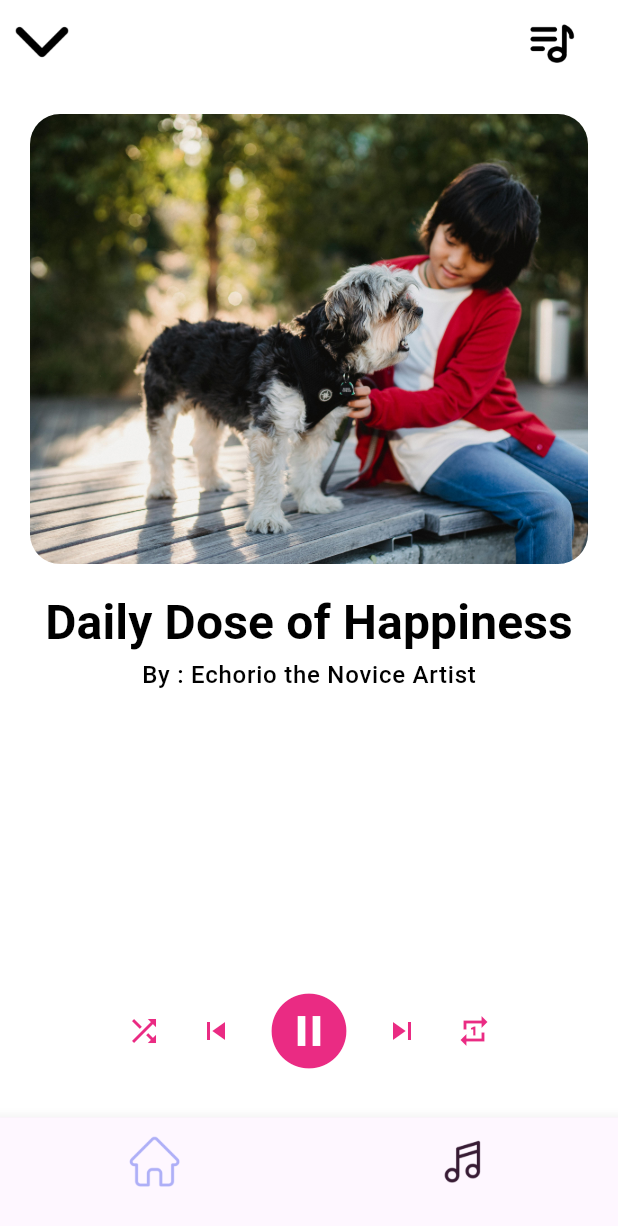
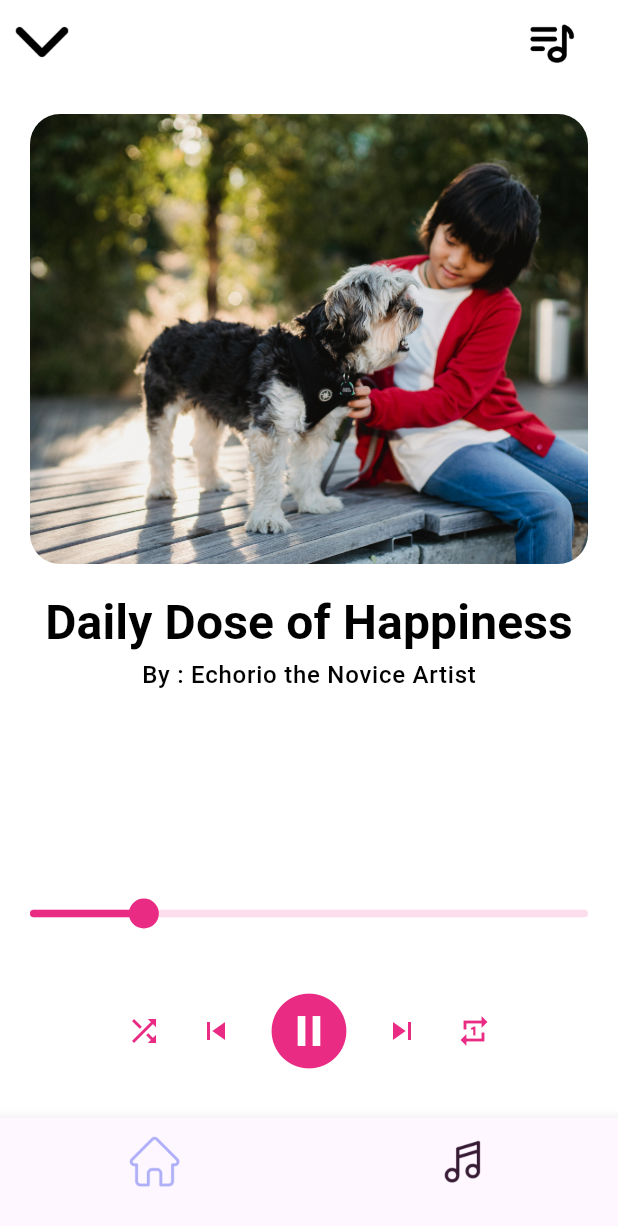
Before and after one commit to MinhNK251/Flutter-Mental-Health, a Flutter app: the screen it shows after launch, item 2 of the bottom bar chosen, on a phone screen of 412 x 824 dp. Shown: the top 1226 px of the screen. Run offline on Flutter 3.47's test engine with Material 3 defaults, Android fonts, the phone set to English and light mode, and no system bars; drawn by our look-alikes of audio_video_progress_bar; our stand-ins replace flutter_bloc, google_fonts.

Commit message:
Add Music Progress Bar

```diff
--- a/mental_health_app/lib/features/music/presentation/pages/music_player_screen.dart
+++ b/mental_health_app/lib/features/music/presentation/pages/music_player_screen.dart
@@ -1,5 +1,6 @@
 import 'package:flutter/material.dart';
 import 'package:mental_health_app/core/theme.dart';
+import 'package:audio_video_progress_bar/audio_video_progress_bar.dart';
 
 class MusicPlayerScreen  extends StatelessWidget {
   const MusicPlayerScreen ({super.key});
@@ -35,6 +36,16 @@ class MusicPlayerScreen  extends StatelessWidget {
               Text('Daily Dose of Happiness', style: Theme.of(context).textTheme.labelLarge,),
               Text('By : Echorio the Novice Artist', style: Theme.of(context).textTheme.labelSmall,),
               const Spacer(),
+              ProgressBar(
+                progress: Duration(milliseconds: 1000),
+                total: Duration(milliseconds: 5000),
+                baseBarColor: DefaultColors.lightpink,
+                thumbColor: DefaultColors.pink,
+                progressBarColor: DefaultColors.pink,
+                onSeek: (duration) {
+                  print('Seek to: $duration');
+                },
+              ),
               Row(
                 mainAxisAlignment: MainAxisAlignment.center,
                 children: [
```
Also changed, not shown: mental_health_app/assets/menu.png, mental_health_app/assets/settings.png.
